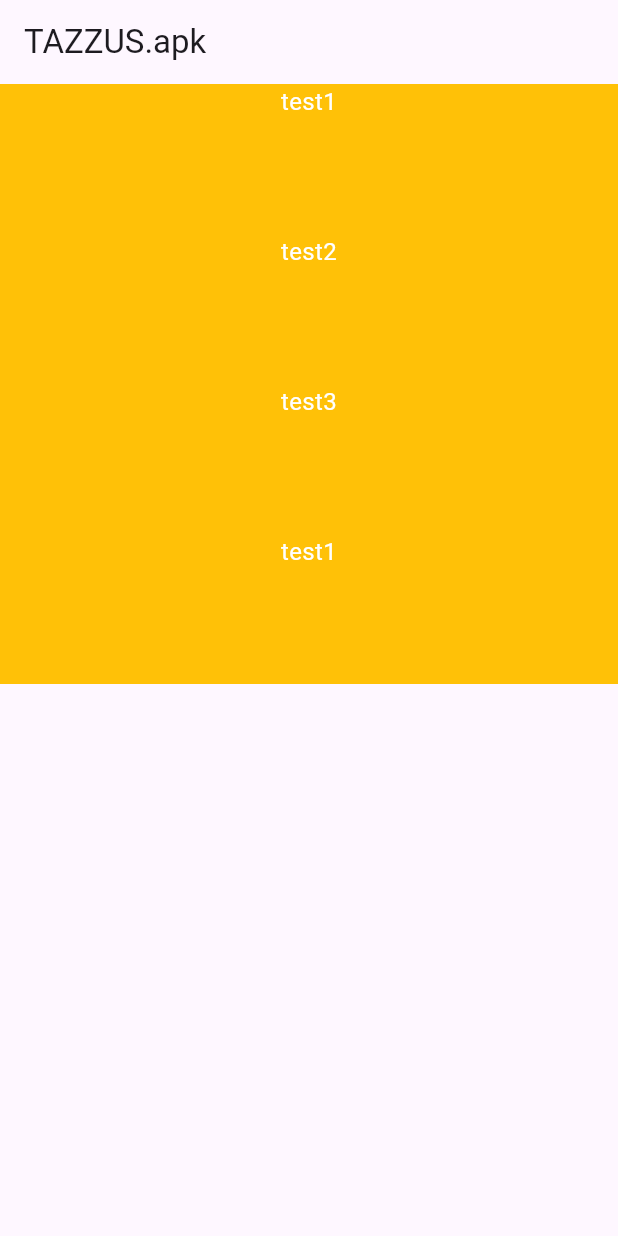
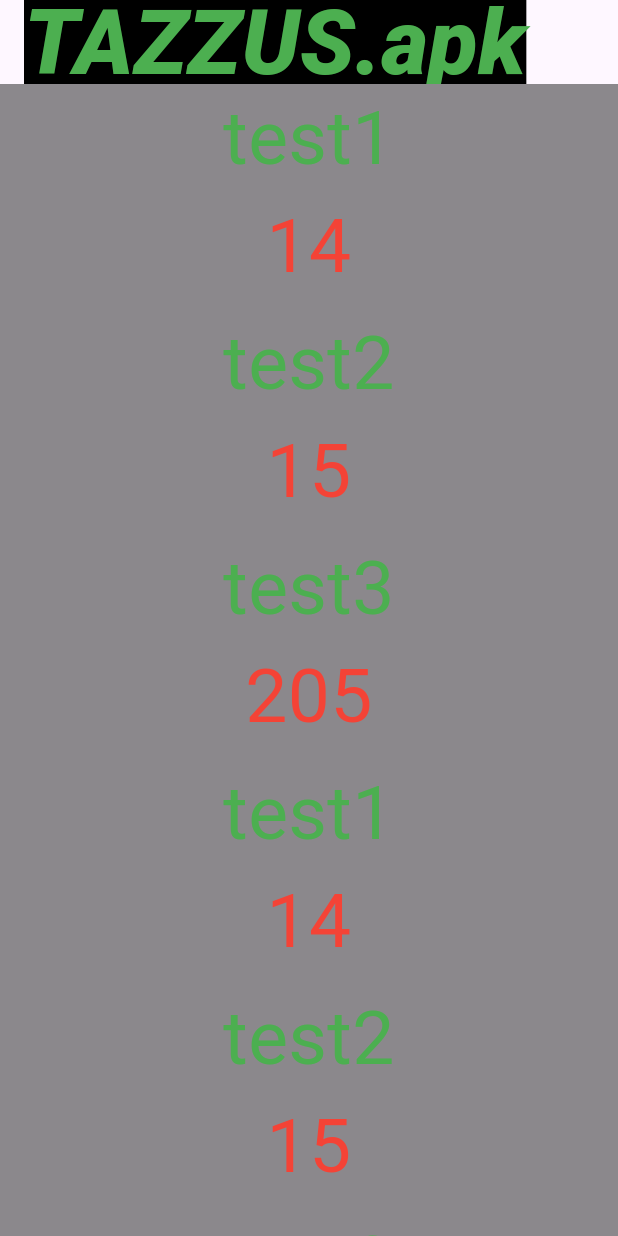
Before and after one commit to ch3rrywolf/NexusFlutter, a Flutter app: the screen it shows after launch, on a phone screen of 412 x 824 dp. Run offline on Flutter 3.47's test engine with Material 3 defaults, Android fonts, the phone set to English and light mode, and no system bars.

Commit message:
flutter ListView ....

```diff
--- a/nexus_flutter/testflutter/lib/main.dart
+++ b/nexus_flutter/testflutter/lib/main.dart
@@ -1,3 +1,5 @@
+import 'dart:math';
+
 import 'package:flutter/material.dart';
 
 void main() {
@@ -18,20 +20,35 @@ class MyApp extends StatelessWidget {
   Widget build(BuildContext context) {
     return MaterialApp(
       home: Scaffold(
-        appBar: AppBar(title: const Text("TAZZUS.apk")),
+        appBar: AppBar(
+            title: const Text("TAZZUS.apk",
+                style: TextStyle(
+                    fontSize: 60,
+                    color: Colors.green,
+                    fontWeight: FontWeight.w900,
+                    backgroundColor: Colors.black,
+                    fontStyle: FontStyle.italic))),
         body: Container(
-          height: 400,
+          width: 500,
+          height: 900,
           child: ListView.builder(
             itemCount: employee.length,
             itemBuilder: (context, i) {
               return Container(
-                  height: 100,
-                  color: Colors.amber,
-                  child: Text(
-                    employee[i]['name'],
-                    textAlign: TextAlign.center,
-                    style: TextStyle(fontSize: 16, color: Colors.white),
-                  ));
+                  height: 150,
+                  color: Colors.black45,
+                  child: Column(children: [
+                    Text(
+                      employee[i]['name'],
+                      textAlign: TextAlign.center,
+                      style: TextStyle(fontSize: 50, color: Colors.green),
+                    ),
+                    Text(
+                      employee[i]['age'],
+                      textAlign: TextAlign.center,
+                      style: TextStyle(fontSize: 50, color: Colors.red),
+                    ),
+                  ]));
             },
           ),
         ),
```
